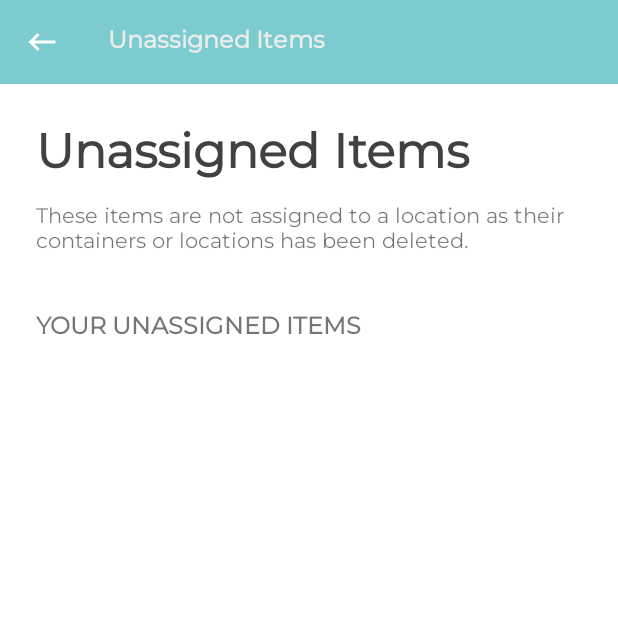
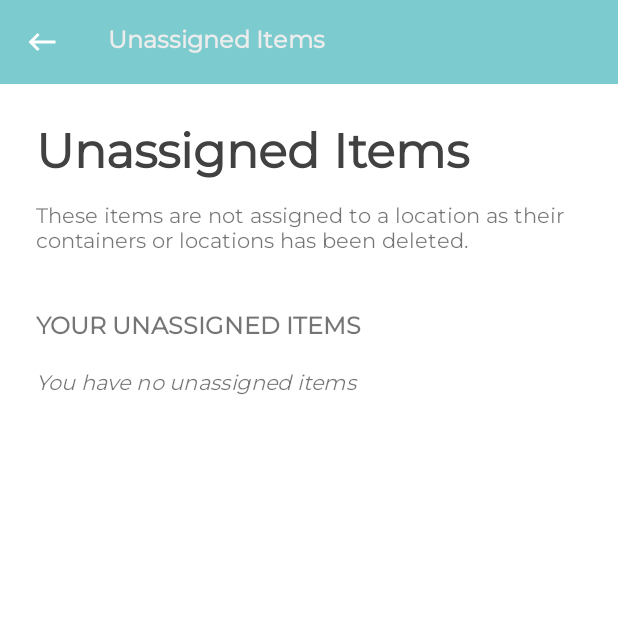
Before and after one commit to jordanchoi/mad21-t02-assignment-teampk, an Android app: the UnassignedItemsActivity screen opened directly, with no data from a screen before it, on a phone screen of 412 x 824 dp, the top half of it. Run offline under Robolectric (Android 15) with nearby library versions, the phone set to English and light mode, and no system bars.

Commit message:
Unassinged items text

```diff
--- a/app/src/main/java/sg/edu/np/mad/teampk/stufftrek/UnassignedItemsActivity.java
+++ b/app/src/main/java/sg/edu/np/mad/teampk/stufftrek/UnassignedItemsActivity.java
@@ -66,6 +66,7 @@ public class UnassignedItemsActivity extends AppCompatActivity {
         sharedRv.setAdapter(adapter);
         // Handler for no items found
         noItemTV = findViewById(R.id.sharedNoItemsTv);
+        noItemTV.setText("You have no unassigned items");
         checkEmptyI();
     }
 
```
